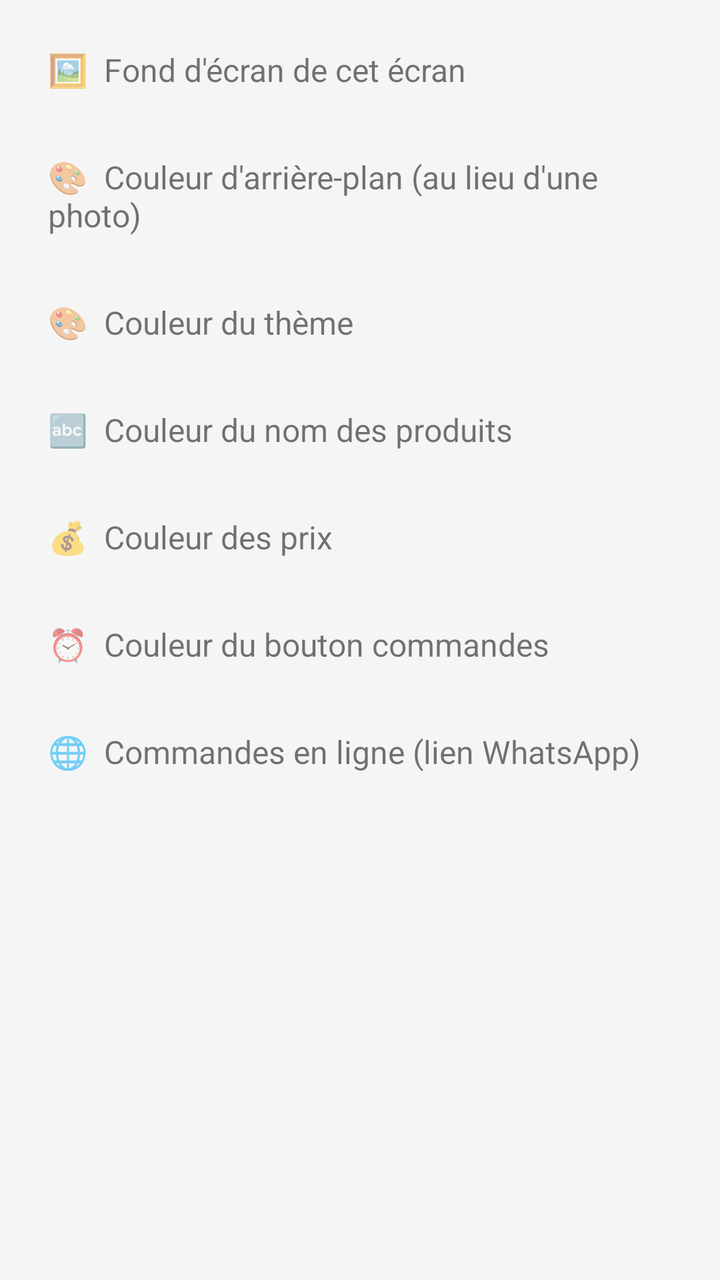
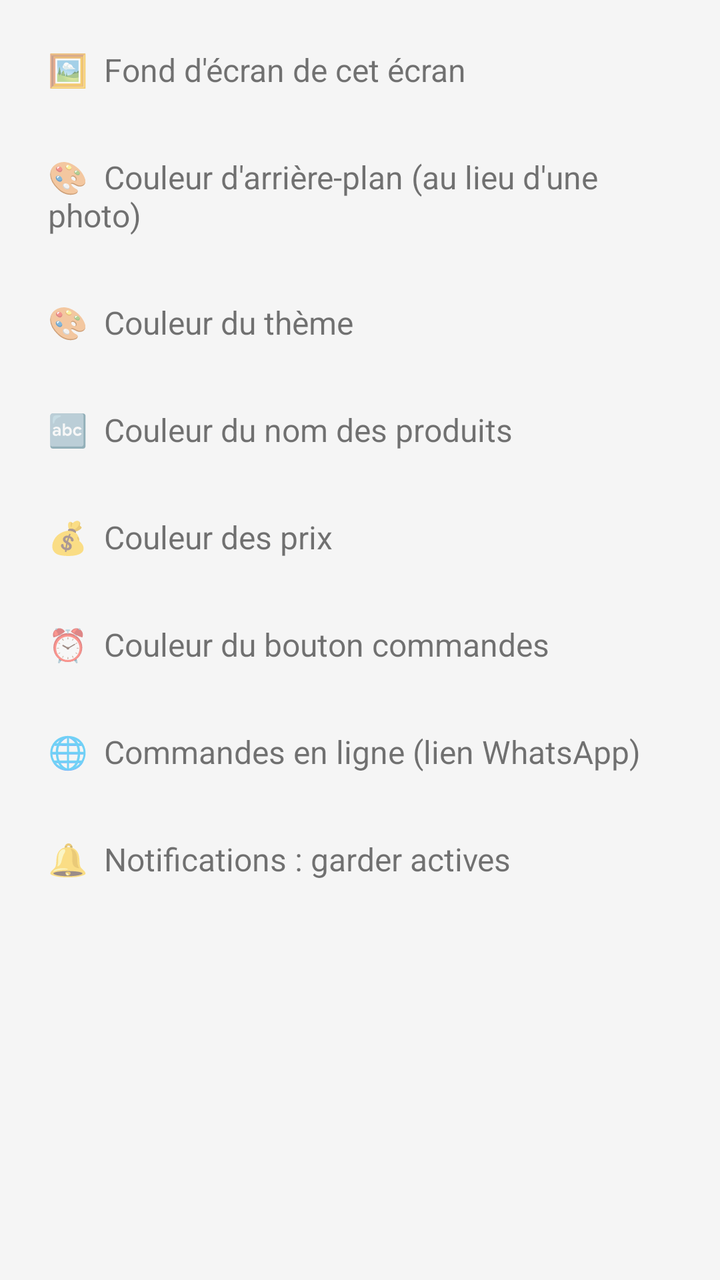

Before-and-after screenshots of an Android layout around one commit, followed by the original layout XML and the change that was made.
<!-- AndroidManifest.xml: application theme Theme.MonStock -->
<!-- res/layout/dialog_settings.xml -->
<?xml version="1.0" encoding="utf-8"?>
<LinearLayout xmlns:android="http://schemas.android.com/apk/res/android"
    android:layout_width="match_parent"
    android:layout_height="wrap_content"
    android:orientation="vertical"
    android:padding="8dp">

    <TextView
        android:id="@+id/optBackground"
        android:layout_width="match_parent"
        android:layout_height="wrap_content"
        android:text="🖼  Fond d'écran de cet écran"
        android:textSize="16sp"
        android:padding="16dp" />

    <TextView
        android:id="@+id/optBackgroundColor"
        android:layout_width="match_parent"
        android:layout_height="wrap_content"
        android:text="🎨  Couleur d'arrière-plan (au lieu d'une photo)"
        android:textSize="16sp"
        android:padding="16dp" />

    <TextView
        android:id="@+id/optTheme"
        android:layout_width="match_parent"
        android:layout_height="wrap_content"
        android:text="🎨  Couleur du thème"
        android:textSize="16sp"
        android:padding="16dp" />

    <TextView
        android:id="@+id/optNameColor"
        android:layout_width="match_parent"
        android:layout_height="wrap_content"
        android:text="🔤  Couleur du nom des produits"
        android:textSize="16sp"
        android:padding="16dp" />

    <TextView
        android:id="@+id/optPriceColor"
        android:layout_width="match_parent"
        android:layout_height="wrap_content"
        android:text="💰  Couleur des prix"
        android:textSize="16sp"
        android:padding="16dp" />

    <TextView
        android:id="@+id/optOrdersColor"
        android:layout_width="match_parent"
        android:layout_height="wrap_content"
        android:text="⏰  Couleur du bouton commandes"
        android:textSize="16sp"
        android:padding="16dp" />

    <TextView
        android:id="@+id/optOnlineOrders"
        android:layout_width="match_parent"
        android:layout_height="wrap_content"
        android:text="🌐  Commandes en ligne (lien WhatsApp)"
        android:textSize="16sp"
        android:padding="16dp" />

</LinearLayout>
<!-- resources referenced by this layout -->
<resources>
  <style name="Theme.MonStock" parent="Theme.MaterialComponents.DayNight.NoActionBar">
          <item name="colorPrimary">@color/primary</item>
          <item name="colorPrimaryDark">@color/primary_dark</item>
          <item name="colorAccent">@color/accent</item>
          <item name="android:windowBackground">@color/background</item>
      </style>
  <color name="primary">#1565C0</color>
  <color name="primary_dark">#0D47A1</color>
  <color name="accent">#43A047</color>
  <color name="background">#F5F5F5</color>
</resources>

<!-- the commit's change to res/layout/dialog_settings.xml (unified diff, before → after) -->
@@ -61,4 +61,12 @@
         android:textSize="16sp"
         android:padding="16dp" />
 
+    <TextView
+        android:id="@+id/optKeepAlive"
+        android:layout_width="match_parent"
+        android:layout_height="wrap_content"
+        android:text="🔔  Notifications : garder actives"
+        android:textSize="16sp"
+        android:padding="16dp" />
+
 </LinearLayout>
